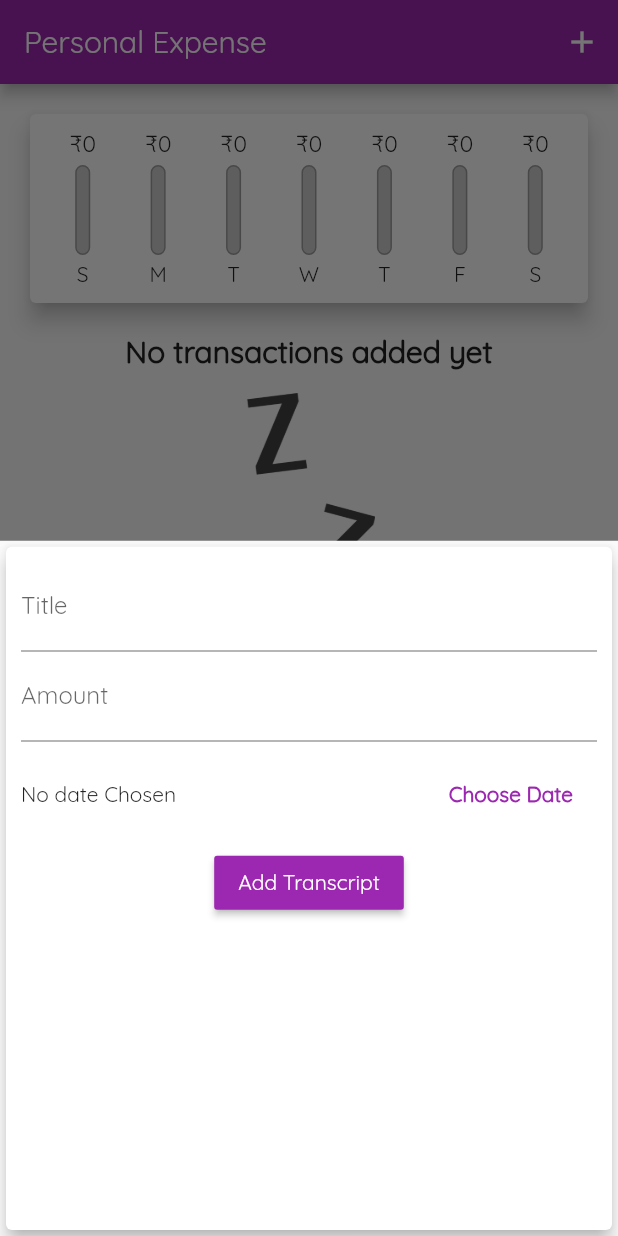
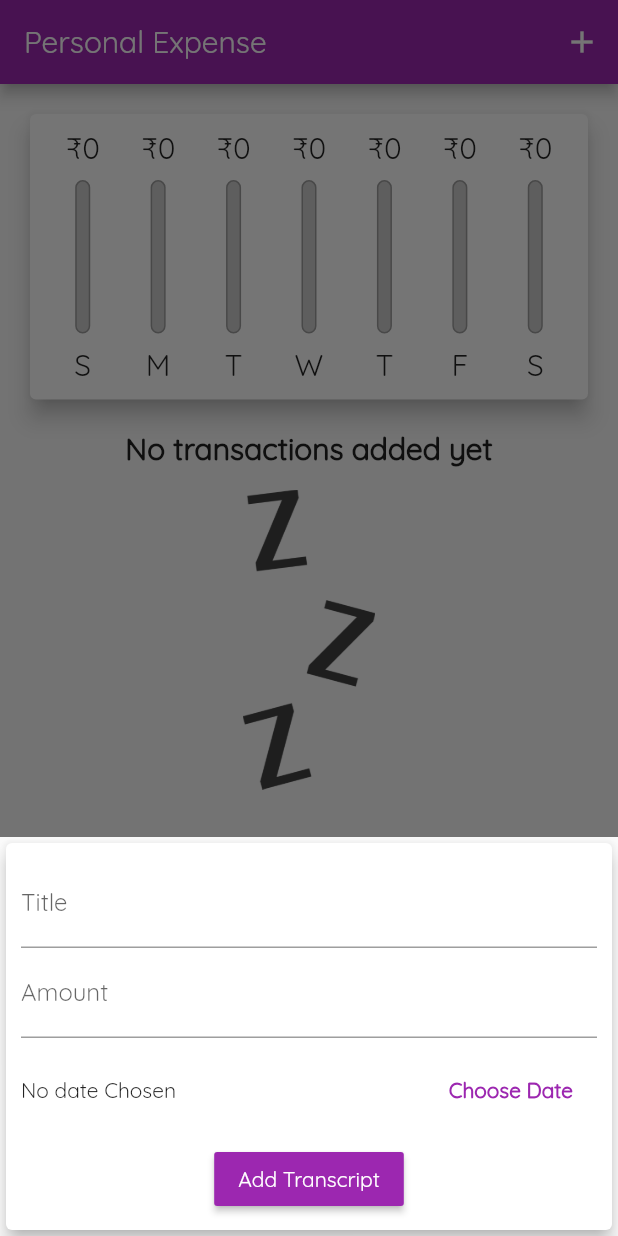
Before and after one commit to Debajyoti14/Expense-Tracker-App, a Flutter app: the screen it shows after launch, after a tap on the "add" icon, on a phone screen of 412 x 824 dp. Run offline on Flutter 3.47's test engine with Material 2 defaults, Android fonts, the phone set to English and light mode, and no system bars.

Commit message:
Responsive height given

```diff
--- a/lib/Widgets/chart_bar.dart
+++ b/lib/Widgets/chart_bar.dart
@@ -8,17 +8,18 @@
   const Chart_bar(this.label, this.spendingAmount, this.spendingPctOfTotal);
   @override
   Widget build(BuildContext context) {
+    return LayoutBuilder(builder: (ctx, constraints) {
       return Column(
         children: <Widget>[
           Container(
-          height: 20,
+            height: constraints.maxHeight * 0.15,
             child: FittedBox(
               child: Text('₹${spendingAmount.toStringAsFixed(0)}'),
             ),
           ),
-        SizedBox(height: 4),
+          SizedBox(height: constraints.maxHeight * 0.05),
           Container(
-          height: 60,
+            height: constraints.maxHeight * 0.6,
             width: 10,
             child: Stack(
               children: <Widget>[
@@ -40,9 +41,12 @@
               ],
             ),
           ),
-        SizedBox(height: 4),
-        Text(label),
+          SizedBox(height: constraints.maxHeight * 0.05),
+          Container(
+              height: constraints.maxHeight * 0.15,
+              child: FittedBox(child: Text(label))),
         ],
       );
+    });
   }
 }
--- a/lib/Widgets/new_transaction.dart
+++ b/lib/Widgets/new_transaction.dart
@@ -55,10 +55,16 @@
 
   @override
   Widget build(BuildContext context) {
-    return Card(
+    return SingleChildScrollView(
+      child: Card(
           elevation: 5,
           child: Container(
-          padding: EdgeInsets.all(10),
+            padding: EdgeInsets.only(
+              top: 10,
+              right: 10,
+              left: 10,
+              bottom: MediaQuery.of(context).viewInsets.bottom + 10,
+            ),
             child: Column(
               children: <Widget>[
                 TextField(
@@ -97,6 +103,7 @@
                     child: Text('Add Transcript'))
               ],
             ),
-        ));
+          )),
+    );
   }
 }
--- a/lib/main.dart
+++ b/lib/main.dart
@@ -3,11 +3,18 @@
 import 'package:expense_tracker_app/Models/transaction.dart';
 import 'package:expense_tracker_app/Widgets/chart.dart';
 import 'package:flutter/material.dart';
+import 'package:flutter/services.dart';
 
 import 'Widgets/new_transaction.dart';
 import 'Widgets/transaction_list.dart';
 
-void main() => runApp(MyApp());
+void main() {
+  SystemChrome.setPreferredOrientations([
+    DeviceOrientation.portraitUp,
+    DeviceOrientation.portraitDown,
+  ]);
+  runApp(MyApp());
+}
 
 class MyApp extends StatelessWidget {
   const MyApp({Key? key}) : super(key: key);
@@ -68,7 +75,6 @@
         context: ctx,
         builder: (_) {
           return GestureDetector(
-            onTap: () {},
             child: newTransaction(_addNewTransactions),
           );
         });
@@ -82,21 +88,32 @@
 
   @override
   Widget build(BuildContext context) {
+    final appBar = AppBar(
+      title: Text('Personal Expense'),
+      actions: <Widget>[
+        IconButton(
+            icon: Icon(Icons.add),
+            onPressed: () => startAddNewTransactions(context))
+      ],
+    );
     return Scaffold(
-      appBar: AppBar(
-        title: Text('Personal Expense'),
-        actions: <Widget>[
-          IconButton(
-              icon: Icon(Icons.add),
-              onPressed: () => startAddNewTransactions(context))
-        ],
-      ),
+      appBar: appBar,
       body: SingleChildScrollView(
         child: Column(
             //mainAxisAlignment: MainAxisAlignment.spaceAround,
             children: <Widget>[
-              Chart(_recentTransactions),
-              userTransactionList(_usertransactions, deleteTransaction),
+              Container(
+                  height: (MediaQuery.of(context).size.height -
+                          appBar.preferredSize.height -
+                          MediaQuery.of(context).padding.top) *
+                      0.3,
+                  child: Chart(_recentTransactions)),
+              Container(
+                  height: (MediaQuery.of(context).size.height -
+                          appBar.preferredSize.height) *
+                      0.7,
+                  child: userTransactionList(
+                      _usertransactions, deleteTransaction)),
             ]),
       ),
       floatingActionButton: FloatingActionButton(
```
Also changed, not shown: 1 other file. Lines whose indentation alone changed are shown as unchanged.
